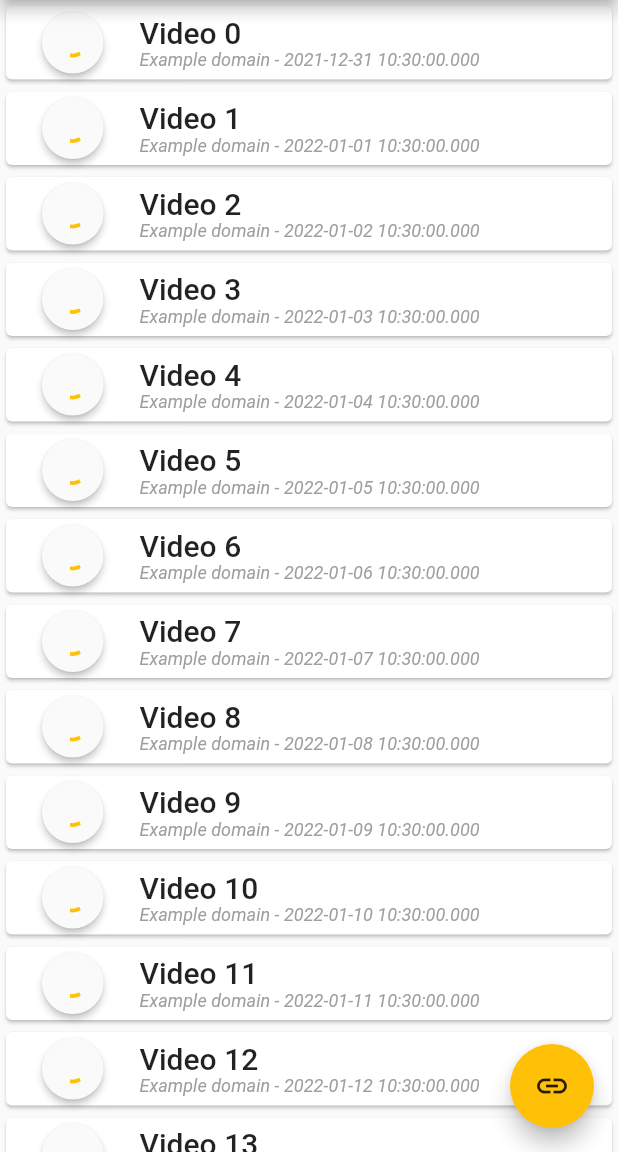
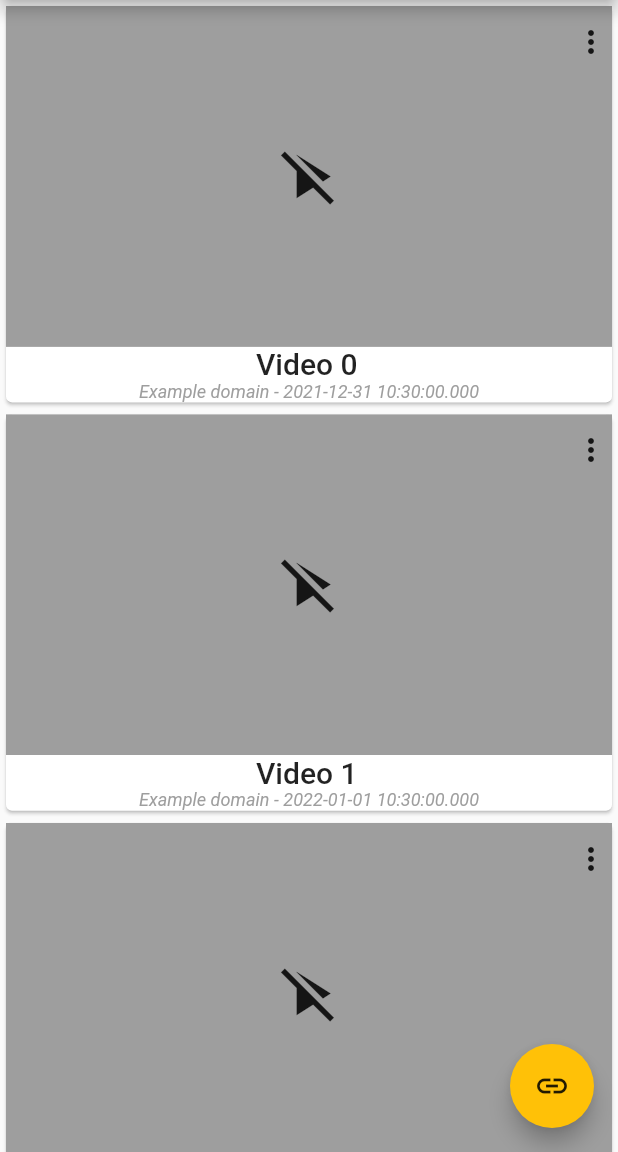
Before and after one commit to solid-titans/youtube_golden, a Flutter app: the screen it shows after launch, on a phone screen of 412 x 824 dp, the part 84-1236 px from its top. Run offline on Flutter 3.47's test engine with Material 2 defaults, Android fonts, the light colour scheme and no system bars.

Commit message:
feat: Details menu for videos

```diff
--- a/lib/main.dart
+++ b/lib/main.dart
@@ -1,4 +1,5 @@
 import 'package:flutter/material.dart';
+import 'package:youtube_golden/screens/videoDetails.dart';
 import 'package:youtube_golden/widgets/videoListWidget.dart';
 
 void main() {
--- a/lib/models/videoModel.dart
+++ b/lib/models/videoModel.dart
@@ -1,11 +1,13 @@
 class VideoModel {
+  final int id;
   final DateTime creationDate;
   final String name;
   final String url;
   final String domain;
 
   VideoModel(
-      {required this.name,
+      {required this.id,
+      required this.name,
       required this.url,
       required this.creationDate,
       required this.domain});
--- /dev/null
+++ b/lib/widgets/thumbnailWidget.dart
@@ -0,0 +1,22 @@
+import 'package:flutter/material.dart';
+
+class ThumbnailWidget extends StatelessWidget {
+  const ThumbnailWidget({
+    Key? key,
+  }) : super(key: key);
+
+  @override
+  Widget build(BuildContext context) {
+    return AspectRatio(
+      aspectRatio: 16 / 9,
+      child: Container(
+        color: Colors.grey,
+        width: double.infinity,
+        child: Icon(
+          Icons.play_disabled,
+          size: 50,
+        ),
+      ),
+    );
+  }
+}
--- a/lib/widgets/videoListWidget.dart
+++ b/lib/widgets/videoListWidget.dart
@@ -1,5 +1,7 @@
 import 'package:flutter/material.dart';
 import 'package:youtube_golden/models/videoModel.dart';
+import 'package:youtube_golden/screens/videoDetails.dart';
+import 'package:youtube_golden/widgets/thumbnailWidget.dart';
 
 class VideoListWidget extends StatefulWidget {
   const VideoListWidget({Key? key}) : super(key: key);
@@ -12,6 +14,7 @@ class _VideoListWidgetState extends State<VideoListWidget> {
   final List<VideoModel> video = List.generate(
       1000,
       (index) => VideoModel(
+          id: index,
           name: "Video $index",
           url: "http://www.example.com/watch?id=$index",
           creationDate: DateTime.now().add(Duration(days: index)),
@@ -21,20 +24,35 @@ class _VideoListWidgetState extends State<VideoListWidget> {
   Widget build(BuildContext context) {
     return ListView.builder(
       itemCount: this.video.length,
+      cacheExtent: 20,
+      addAutomaticKeepAlives: false,
       itemBuilder: (context, index) => Container(
         width: double.infinity,
         child: Card(
-          child: Row(
+          child: Column(
             children: [
-              Padding(
-                padding: EdgeInsets.symmetric(horizontal: 20),
-                child: RefreshProgressIndicator(
-                  value: null,
+              Stack(
+                children: [
+                  Hero(tag: this.video[index].id, child: ThumbnailWidget()),
+                  Positioned(
+                    right: -10,
+                    child: PopupMenuButton(
+                      icon: Icon(Icons.more_vert),
+                      itemBuilder: (BuildContext context) => [
+                        PopupMenuItem(
+                          child: Text("Details"),
+                          onTap: () =>
+                              showDetails(context, this.video[index].id),
                         ),
+                        PopupMenuItem(
+                          child: Text("Delete"),
+                          onTap: deleteVideo,
+                        )
+                      ],
                     ),
-              Column(
-                crossAxisAlignment: CrossAxisAlignment.start,
-                children: [
+                  )
+                ],
+              ),
               SelectableText(
                 this.video[index].name,
                 style: Theme.of(context).textTheme.bodyText1,
@@ -43,8 +61,6 @@ class _VideoListWidgetState extends State<VideoListWidget> {
                 "${this.video[index].domain} - ${this.video[index].creationDate.toLocal()}",
                 overflow: TextOverflow.ellipsis,
                 style: Theme.of(context).textTheme.subtitle1,
-                  )
-                ],
               ),
             ],
           ),
@@ -52,4 +68,18 @@ class _VideoListWidgetState extends State<VideoListWidget> {
       ),
     );
   }
+
+  showDetails(context, int videoId) {
+    Navigator.of(context).push(
+      MaterialPageRoute(
+        builder: (BuildContext context) => VideoDetails(
+          videoId: videoId,
+        ),
+      ),
+    );
   }
+
+  deleteVideo() {
+    print('deleteVideo');
+  }
+}
```
Also changed, not shown: lib/screens/videoDetails.dart (added, +22 -0 lines). Lines whose indentation alone changed are shown as unchanged.
